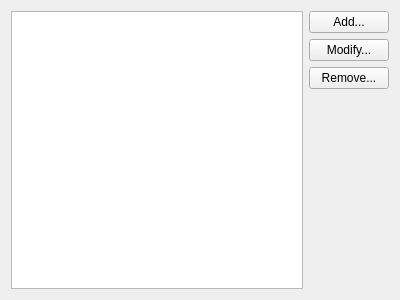
Before: the Qt Designer form sieveeditor/ui/sieveeditorconfigureserverwidget.ui in KDE/kdepim, drawn with Qt 5.
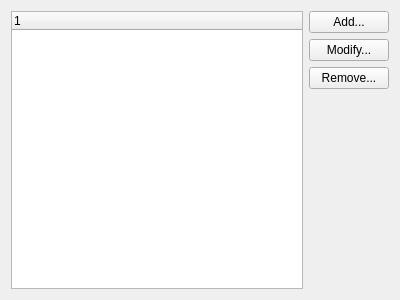
After: the same form once the commit is applied. Custom widgets are drawn as their Qt base class.

Diff of the .ui file:
```diff
--- a/sieveeditor/ui/sieveeditorconfigureserverwidget.ui
+++ b/sieveeditor/ui/sieveeditorconfigureserverwidget.ui
@@ -60,7 +60,7 @@
  <customwidgets>
   <customwidget>
    <class>ServerSieveListWidget</class>
-   <extends>QListWidget</extends>
+   <extends>QTreeWidget</extends>
    <header>serversievelistwidget.h</header>
   </customwidget>
  </customwidgets>
```
